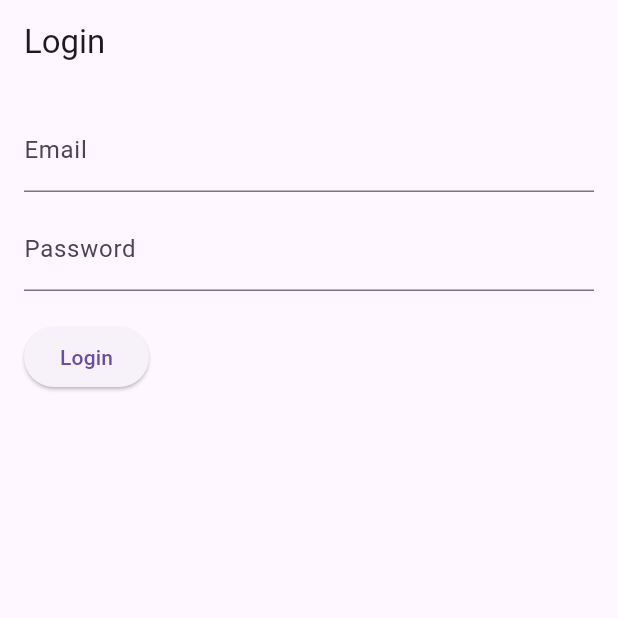
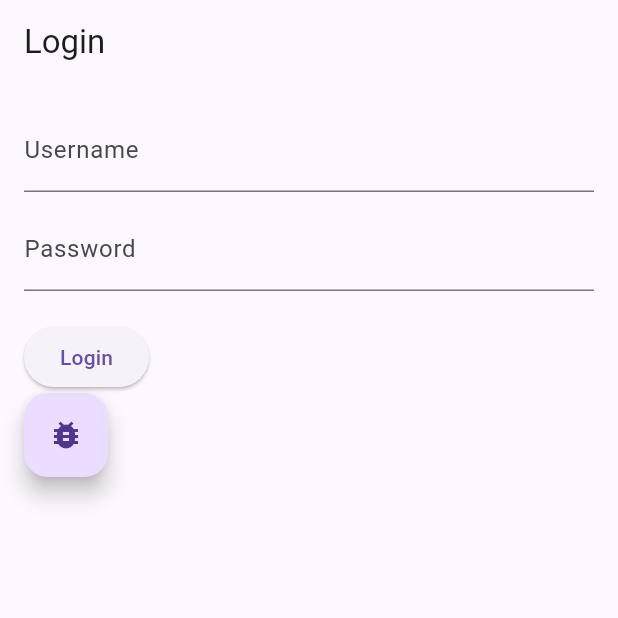
Before and after one commit to Aldinonid/learning-flutter, a Flutter app: the screen it shows after launch, on a phone screen of 412 x 824 dp, the top half of it. Run offline on Flutter 3.47's test engine with Material 3 defaults, Android fonts, the phone set to English and light mode, and no system bars; our stand-ins replace dio.

```diff
--- a/lib/core/network/api_client.dart
+++ b/lib/core/network/api_client.dart
@@ -1,4 +1,3 @@
-import 'dart:convert';
 import 'package:dio/dio.dart';
 
 class NetworkManager {
--- a/lib/features/auth/repositories/auth_repository.dart
+++ b/lib/features/auth/repositories/auth_repository.dart
@@ -1,9 +1,9 @@
-import 'dart:convert';
 import 'package:dio/dio.dart';
 import 'package:flutter_module_1/core/constants/api_constants.dart';
+import 'package:flutter_module_1/core/network/network_logger.dart';
 
 class AuthRepository {
-  final Dio _dio = Dio();  // Inisialisasi Dio
+  final Dio _dio = Dio()..interceptors.add(NetworkLoggerInterceptor());  // Inisialisasi Dio
 
   AuthRepository() {
     // Tambahkan interceptor untuk log request dan response
@@ -30,12 +30,12 @@ class AuthRepository {
   }
 
   // Fungsi login
-  Future<Map<String, dynamic>> login(String email, String password) async {
+  Future<Map<String, dynamic>> login(String username, String password) async {
     try {
       final response = await _dio.post(
         ApiConstants.baseUrl + ApiConstants.login,
         data: {
-          'email': email,
+          'username': username,
           'password': password,
         },
         options: Options(
@@ -47,7 +47,7 @@ class AuthRepository {
       return response.data;
     } catch (e) {
       // Tangani error jika terjadi
-      if (e is DioError) {
+      if (e is DioException) {
         throw Exception('Gagal login: ${e.response?.data ?? e.message}');
       }
       rethrow;  // Rethrow error jika bukan DioError
--- a/lib/features/auth/screens/login_screen.dart
+++ b/lib/features/auth/screens/login_screen.dart
@@ -1,4 +1,5 @@
 import 'package:flutter/material.dart';
+import 'package:flutter_module_1/features/network/network_log.dart';
 import '../repositories/auth_repository.dart';
 
 class LoginScreen extends StatefulWidget {
@@ -11,18 +12,18 @@ class LoginScreen extends StatefulWidget {
 }
 
 class _LoginScreenState extends State<LoginScreen> {
-  final _emailController = TextEditingController();
+  final _usernameController = TextEditingController();
   final _passwordController = TextEditingController();
   final AuthRepository _authRepository = AuthRepository();
   bool _isLoading = false;
 
   Future<void> _login() async {
-    final email = _emailController.text;
+    final username = _usernameController.text;
     final password = _passwordController.text;
 
-    if (email.isEmpty || password.isEmpty) {
-      // Menampilkan SnackBar jika email atau password kosong
-      _showSnackBar('Email dan password tidak boleh kosong');
+    if (username.isEmpty || password.isEmpty) {
+      // Menampilkan SnackBar jika username atau password kosong
+      _showSnackBar('Username dan password tidak boleh kosong', 'error');
       return;
     }
 
@@ -32,7 +33,7 @@ class _LoginScreenState extends State<LoginScreen> {
 
     try {
       // Memanggil fungsi login dari AuthRepository
-      final result = await _authRepository.login(email, password);
+      await _authRepository.login(username, password);
 
       // Setelah login berhasil
       setState(() {
@@ -40,7 +41,7 @@ class _LoginScreenState extends State<LoginScreen> {
       });
 
       // Menampilkan SnackBar jika login berhasil
-      _showSnackBar('Login berhasil!');
+      _showSnackBar('Login berhasil!', 'success');
 
       // Navigasi ke halaman lain setelah login berhasil
       // Misalnya: Navigator.pushReplacementNamed(context, '/home');
@@ -50,16 +51,16 @@ class _LoginScreenState extends State<LoginScreen> {
         _isLoading = false;  // Set loading false jika terjadi error
       });
       // Menampilkan SnackBar jika terjadi error saat login
-      _showSnackBar('Login gagal: $error');
+      _showSnackBar('Login gagal: $error', 'error');
     }
   }
 
-  void _showSnackBar(String message) {
+  void _showSnackBar(String message, String status) {
     ScaffoldMessenger.of(context).showSnackBar(
       SnackBar(
         content: Text(message),
         duration: Duration(seconds: 3),  // Durasi muncul SnackBar
-        backgroundColor: Colors.red,  // Warna background (bisa disesuaikan)
+        backgroundColor: status == 'success' ? Colors.blue : Colors.red,  // Warna background (bisa disesuaikan)
       ),
     );
   }
@@ -74,9 +75,9 @@ class _LoginScreenState extends State<LoginScreen> {
           crossAxisAlignment: CrossAxisAlignment.start,
           children: [
             TextFormField(
-              controller: _emailController,
-              decoration: InputDecoration(labelText: "Email"),
-              keyboardType: TextInputType.emailAddress,
+              controller: _usernameController,
+              decoration: InputDecoration(labelText: "Username"),
+              keyboardType: TextInputType.name,
             ),
             SizedBox(height: 10),
             TextFormField(
@@ -91,6 +92,15 @@ class _LoginScreenState extends State<LoginScreen> {
                     onPressed: _login,
                     child: Text('Login'),
                   ),
+            FloatingActionButton(
+              child: const Icon(Icons.bug_report),
+              onPressed: () {
+                Navigator.push(
+                  context,
+                  MaterialPageRoute(builder: (_) => const NetworkLogPage()),
+                );
+              },
+            )
           ],
         ),
       ),
```
Also changed, not shown: lib/core/network/network_logger.dart (added, +76 -0 lines), lib/features/auth/screens/home_screen.dart (+10 -0 lines), lib/features/network/network_log.dart (added, +70 -0 lines).
